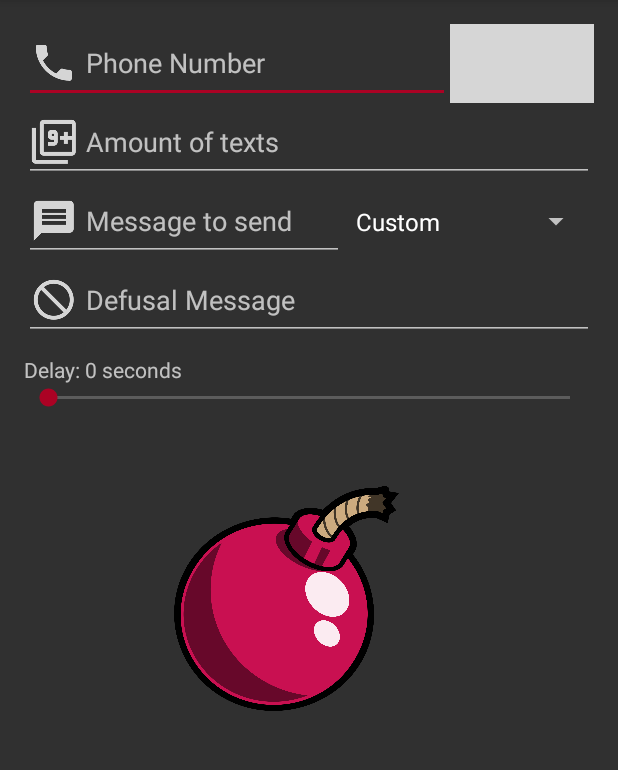
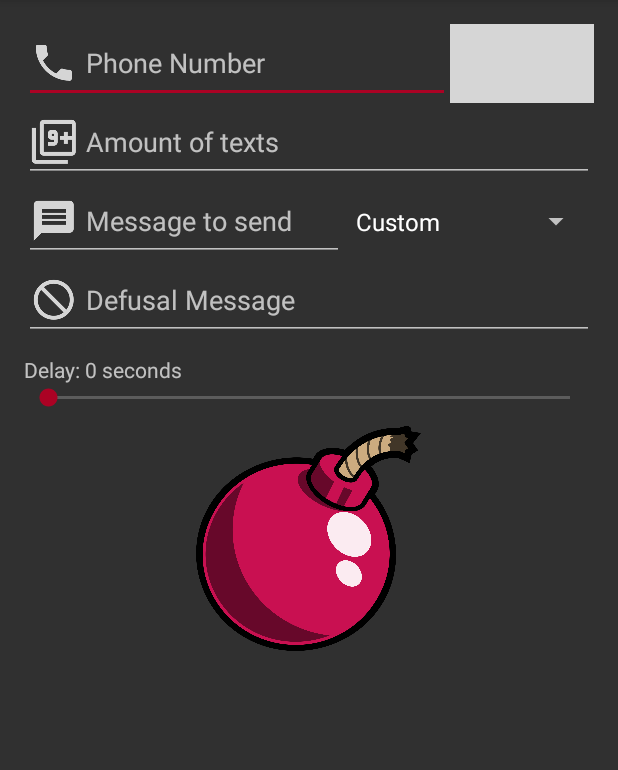
Before and after one commit to wethegreenpeople/TextBomb, an Android app: the screen it shows after launch (MainActivity), on a phone screen of 412 x 824 dp, the part 84-854 px from its top. Run offline under Robolectric (Android 15) with nearby library versions, the phone set to English and light mode, and no system bars; our stand-ins replace AdMob; libraries missing offline, so code that uses them is left out: com.joanzapata.iconify; grey boxes are pictures that could not be loaded.

Commit message:
Finishing touches

```diff
--- a/app/src/main/AndroidManifest.xml
+++ b/app/src/main/AndroidManifest.xml
@@ -13,7 +13,8 @@
         android:label="TextBomb"
         android:supportsRtl="true"
         android:theme="@style/AppTheme">
-        <activity android:name="xyz.uraqt.apps.textbomb.MainActivity">
+        <activity android:name="xyz.uraqt.apps.textbomb.MainActivity"
+            android:windowSoftInputMode="adjustNothing">
             <intent-filter>
                 <action android:name="android.intent.action.MAIN" />
 
--- a/app/src/main/res/layout/activity_main.xml
+++ b/app/src/main/res/layout/activity_main.xml
@@ -11,7 +11,8 @@
     android:paddingTop="@dimen/activity_vertical_margin"
     tools:context="xyz.uraqt.apps.textbomb.MainActivity"
     android:orientation="vertical"
-    android:animateLayoutChanges="true">
+    android:animateLayoutChanges="true"
+    xmlns:ads="http://schemas.android.com/apk/res-auto">
 
     <EditText
         android:id="@+id/editTextPhoneNumber"
@@ -144,9 +145,9 @@
         app:srcCompat="@drawable/cherrybomb"
         android:visibility="visible"
         android:layout_marginLeft="100dp"
-        android:layout_marginTop="50dp"
         android:layout_below="@+id/seekBarMessageDelay"
-        android:layout_alignParentStart="true" />
+        android:layout_centerHorizontal="true"
+        android:layout_marginTop="10dp"/>
 
     <ImageButton
         android:id="@+id/imageButton3"
@@ -158,9 +159,9 @@
         android:onClick="PressStop"
         android:visibility="gone"
         android:layout_marginLeft="100dp"
-        android:layout_marginTop="50dp"
         android:layout_below="@+id/seekBarMessageDelay"
-        android:layout_alignParentStart="true" />
+        android:layout_centerHorizontal="true"
+        android:layout_marginTop="10dp"/>
 
     <ImageButton
         android:id="@+id/contactButton"
@@ -173,4 +174,16 @@
         android:layout_above="@+id/editTextAmountOfTexts"
         android:layout_alignParentEnd="true" />
 
+    <com.google.android.gms.ads.AdView
+        android:id="@+id/adView"
+        android:layout_width="wrap_content"
+        android:layout_height="wrap_content"
+        ads:adSize="BANNER"
+        ads:adUnitId="@string/banner_ad_unit_id"
+        android:duplicateParentState="false"
+        android:layout_alignWithParentIfMissing="false"
+        android:layout_alignParentBottom="true"
+        android:layout_centerHorizontal="true">
+    </com.google.android.gms.ads.AdView>
+
 </RelativeLayout>
--- a/app/src/main/res/values/strings.xml
+++ b/app/src/main/res/values/strings.xml
@@ -7,6 +7,7 @@
     <string name="editTextStopMessage">Defusal Message</string>
     <string name="buttonStop">Stop</string>
     <string name="delayLength">Delay: 0 seconds</string>
+    <string name="banner_ad_unit_id">ca-app-pub-1592176704950004/4837428711</string>
 
     <string-array name="sendMessageChoice">
         <item>Custom</item>
--- a/build.gradle
+++ b/build.gradle
@@ -9,12 +9,16 @@ buildscript {
 
         // NOTE: Do not place your application dependencies here; they belong
         // in the individual module build.gradle files
+        classpath 'com.google.gms:google-services:3.0.0'
     }
 }
 
 allprojects {
     repositories {
         jcenter()
+        maven {
+            url "https://maven.google.com"
+        }
     }
 }
 
```
Also changed, not shown: app/src/main/java/xyz/uraqt/apps/textbomb/MainActivity.java (+29 -12 lines), 1 other file.
